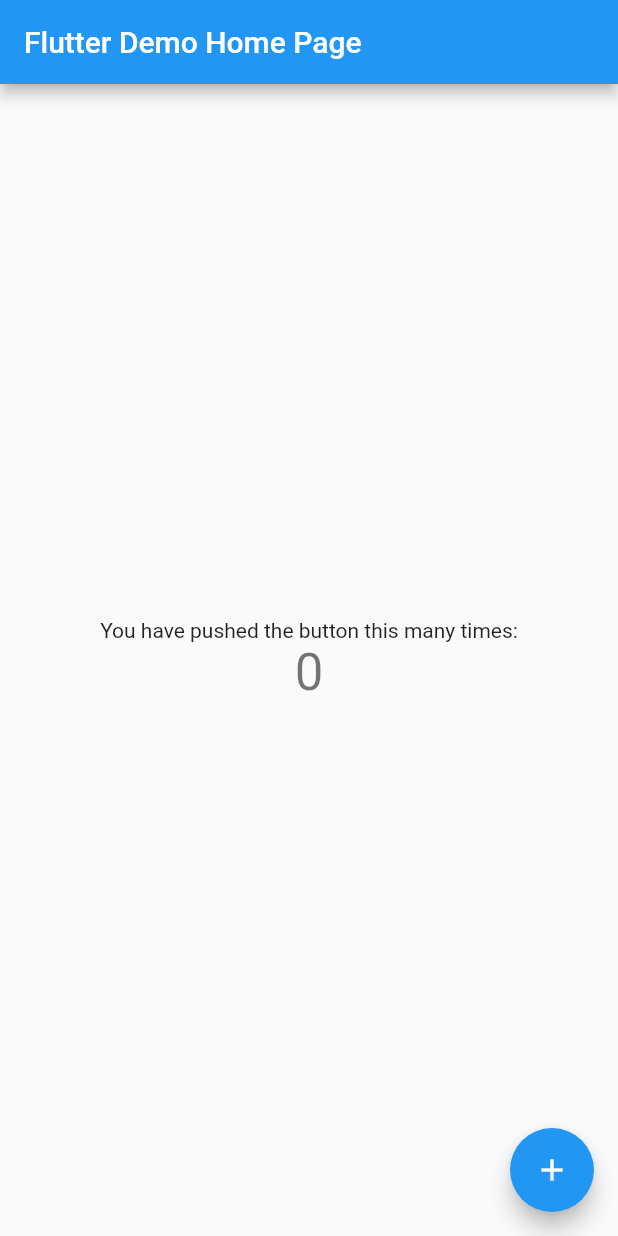
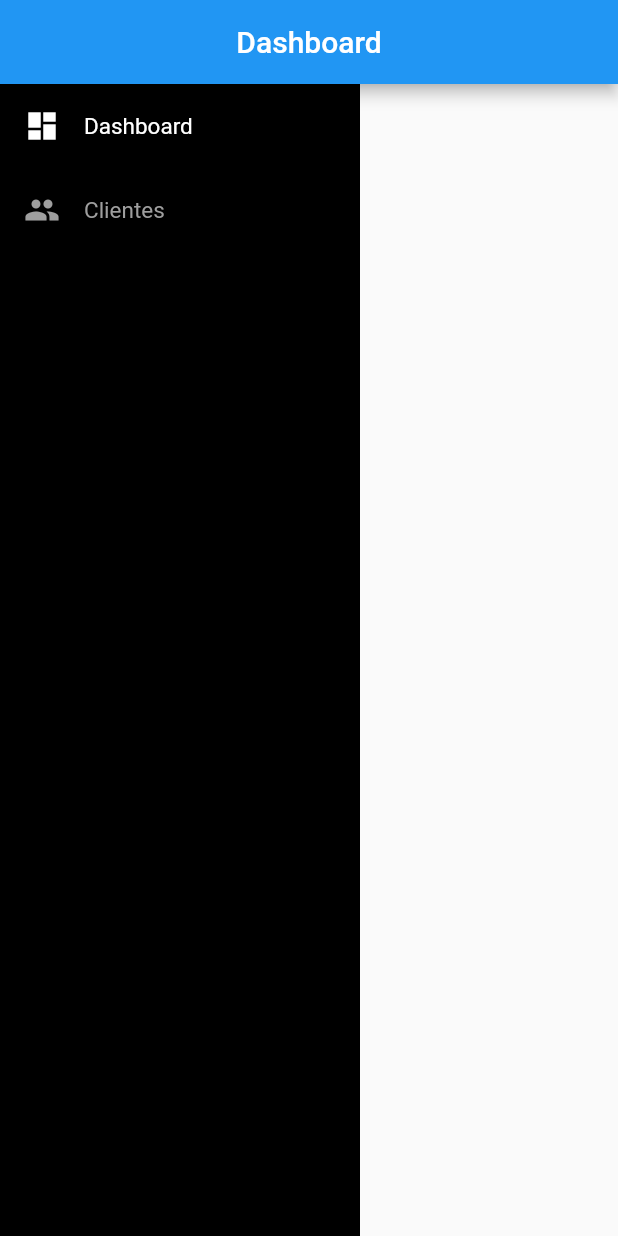
Before and after one commit to IbiraJr/controle-estacionamento, a Flutter app: the screen it shows after launch, on a phone screen of 412 x 824 dp. Run offline on Flutter 3.47's test engine with Material 2 defaults, Android fonts, the phone set to English and light mode, and no system bars.

Commit message:
dashboard page

```diff
--- /dev/null
+++ b/frontend/dashboard/lib/home_page/drawer_item.dart
@@ -0,0 +1,43 @@
+import 'package:flutter/material.dart';
+
+class DrawerItem extends StatelessWidget {
+  DrawerItem(
+      {required this.name,
+      required this.icon,
+      required this.route,
+      this.isSelected = false,
+      Key? key})
+      : super(key: key);
+  final String name;
+  final IconData icon;
+  final String route;
+  bool isSelected;
+
+  @override
+  Widget build(BuildContext context) {
+    return InkWell(
+      onTap: () {},
+      child: Container(
+        padding: const EdgeInsets.symmetric(vertical: 16),
+        child: Row(
+          children: [
+            Padding(
+              padding: const EdgeInsets.symmetric(horizontal: 16.0),
+              child: Icon(
+                icon,
+                color: isSelected ? Colors.white : Colors.grey,
+              ),
+            ),
+            Text(
+              name,
+              style: TextStyle(
+                color: isSelected ? Colors.white : Colors.grey,
+                fontSize: 15,
+              ),
+            )
+          ],
+        ),
+      ),
+    );
+  }
+}
--- /dev/null
+++ b/frontend/dashboard/lib/home_page/home_page.dart
@@ -0,0 +1,39 @@
+import 'package:dashboard/home_page/drawer_item.dart';
+import 'package:flutter/material.dart';
+
+class HomePage extends StatefulWidget {
+  const HomePage({super.key});
+
+  @override
+  State<HomePage> createState() => _HomePageState();
+}
+
+class _HomePageState extends State<HomePage> {
+  List<DrawerItem> drawerList = [
+    DrawerItem(
+        name: 'Dashboard', icon: Icons.dashboard, isSelected: true, route: ''),
+    DrawerItem(name: 'Clientes', icon: Icons.people, route: ''),
+  ];
+  @override
+  Widget build(BuildContext context) {
+    return Scaffold(
+        appBar: AppBar(
+          title: const Text('Dashboard'),
+          centerTitle: true,
+        ),
+        body: Row(
+          children: [
+            Container(
+              height: MediaQuery.of(context).size.height,
+              width: 240,
+              color: Colors.black,
+
+              child: ListView.builder(
+                itemCount: drawerList.length,
+                itemBuilder: (context, index) => drawerList[index],
+              ),
+            )
+          ],
+        ));
+  }
+}
--- a/frontend/dashboard/lib/main.dart
+++ b/frontend/dashboard/lib/main.dart
@@ -1,3 +1,4 @@
+import 'package:dashboard/home_page/home_page.dart';
 import 'package:flutter/material.dart';
 
 void main() {
@@ -11,105 +12,12 @@ class MyApp extends StatelessWidget {
   @override
   Widget build(BuildContext context) {
     return MaterialApp(
-      title: 'Flutter Demo',
+      title: 'Dashboard',
+      debugShowCheckedModeBanner: false,
       theme: ThemeData(
-        // This is the theme of your application.
-        //
-        // Try running your application with "flutter run". You'll see the
-        // application has a blue toolbar. Then, without quitting the app, try
-        // changing the primarySwatch below to Colors.green and then invoke
-        // "hot reload" (press "r" in the console where you ran "flutter run",
-        // or simply save your changes to "hot reload" in a Flutter IDE).
-        // Notice that the counter didn't reset back to zero; the application
-        // is not restarted.
         primarySwatch: Colors.blue,
       ),
-      home: const MyHomePage(title: 'Flutter Demo Home Page'),
+      home: const HomePage(),
     );
   }
 }
-
-class MyHomePage extends StatefulWidget {
-  const MyHomePage({super.key, required this.title});
-
-  // This widget is the home page of your application. It is stateful, meaning
-  // that it has a State object (defined below) that contains fields that affect
-  // how it looks.
-
-  // This class is the configuration for the state. It holds the values (in this
-  // case the title) provided by the parent (in this case the App widget) and
-  // used by the build method of the State. Fields in a Widget subclass are
-  // always marked "final".
-
-  final String title;
-
-  @override
-  State<MyHomePage> createState() => _MyHomePageState();
-}
-
-class _MyHomePageState extends State<MyHomePage> {
-  int _counter = 0;
-
-  void _incrementCounter() {
-    setState(() {
-      // This call to setState tells the Flutter framework that something has
-      // changed in this State, which causes it to rerun the build method below
-      // so that the display can reflect the updated values. If we changed
-      // _counter without calling setState(), then the build method would not be
-      // called again, and so nothing would appear to happen.
-      _counter++;
-    });
-  }
-
-  @override
-  Widget build(BuildContext context) {
-    // This method is rerun every time setState is called, for instance as done
-    // by the _incrementCounter method above.
-    //
-    // The Flutter framework has been optimized to make rerunning build methods
-    // fast, so that you can just rebuild anything that needs updating rather
-    // than having to individually change instances of widgets.
-    return Scaffold(
-      appBar: AppBar(
-        // Here we take the value from the MyHomePage object that was created by
-        // the App.build method, and use it to set our appbar title.
-        title: Text(widget.title),
-      ),
-      body: Center(
-        // Center is a layout widget. It takes a single child and positions it
-        // in the middle of the parent.
-        child: Column(
-          // Column is also a layout widget. It takes a list of children and
-          // arranges them vertically. By default, it sizes itself to fit its
-          // children horizontally, and tries to be as tall as its parent.
-          //
-          // Invoke "debug painting" (press "p" in the console, choose the
-          // "Toggle Debug Paint" action from the Flutter Inspector in Android
-          // Studio, or the "Toggle Debug Paint" command in Visual Studio Code)
-          // to see the wireframe for each widget.
-          //
-          // Column has various properties to control how it sizes itself and
-          // how it positions its children. Here we use mainAxisAlignment to
-          // center the children vertically; the main axis here is the vertical
-          // axis because Columns are vertical (the cross axis would be
-          // horizontal).
-          mainAxisAlignment: MainAxisAlignment.center,
-          children: <Widget>[
-            const Text(
-              'You have pushed the button this many times:',
-            ),
-            Text(
-              '$_counter',
-              style: Theme.of(context).textTheme.headline4,
-            ),
-          ],
-        ),
-      ),
-      floatingActionButton: FloatingActionButton(
-        onPressed: _incrementCounter,
-        tooltip: 'Increment',
-        child: const Icon(Icons.add),
-      ), // This trailing comma makes auto-formatting nicer for build methods.
-    );
-  }
-}
```
